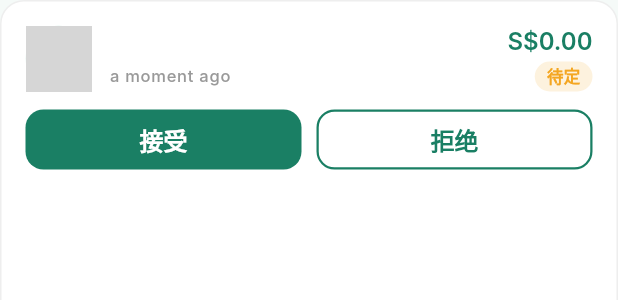
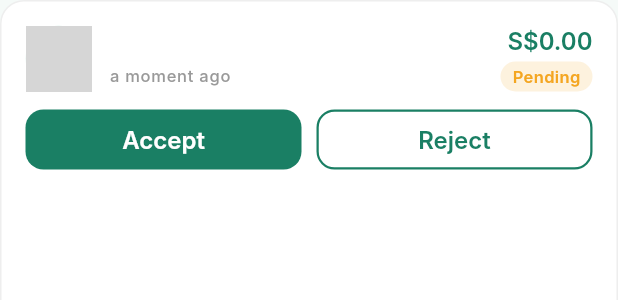
Before and after one commit to dingming1994/neighbourgo, a Flutter app: the _BidCard widget shown alone on an empty page, opened directly with empty values, on a phone screen of 412 x 824 dp. Shown: the top 300 px of the screen. Run offline on Flutter 3.47's test engine with Material 3 defaults, Android fonts, the phone set to English and light mode, and no system bars; our stand-ins replace cached_network_image, cloud_firestore, cloud_functions, firebase_auth, firebase_core, firebase_crashlytics and 9 more; missing offline and left inert: flutter_stripe; accounts and stored records are empty; generated files the repository leaves out were written again; network calls fail; Roboto replaces fonts that are missing (Inter); grey boxes are pictures that could not be loaded.

Commit message:
fix: [US-013,US-014] - replace Chinese text with English in bid_list_section
Bid list was showing Chinese strings for error messages, empty state,
bid count header, Accept/Reject buttons, and status badges. Replaced all
with English strings appropriate for a Singapore English app.

Co-Authored-By: Claude Sonnet 4.6 <noreply@anthropic.com>

```diff
--- a/lib/features/bids/presentation/widgets/bid_list_section.dart
+++ b/lib/features/bids/presentation/widgets/bid_list_section.dart
@@ -33,7 +33,7 @@ class BidListSection extends ConsumerWidget {
         padding: EdgeInsets.all(32),
         child: Center(child: CircularProgressIndicator()),
       ),
-      error: (e, _) => Center(child: Text('加载失败: $e')),
+      error: (e, _) => Center(child: Text('Failed to load bids: $e')),
       data: (bids) {
         if (bids.isEmpty) {
           return const Padding(
@@ -44,7 +44,7 @@ class BidListSection extends ConsumerWidget {
                   Icon(Icons.inbox_outlined,
                       size: 48, color: AppColors.textHint),
                   SizedBox(height: 12),
-                  Text('暂无报价',
+                  Text('No bids yet',
                       style: TextStyle(color: AppColors.textHint)),
                 ],
               ),
@@ -58,7 +58,7 @@ class BidListSection extends ConsumerWidget {
             Padding(
               padding: const EdgeInsets.only(bottom: 12),
               child: Text(
-                '收到报价 (${bids.length})',
+                'Bids received (${bids.length})',
                 style: Theme.of(context).textTheme.titleLarge,
               ),
             ),
@@ -131,7 +131,7 @@ class _BidCardState extends ConsumerState<_BidCard> {
       if (mounted) {
         ScaffoldMessenger.of(context).showSnackBar(
           SnackBar(
-            content: Text('操作失败: $e'),
+            content: Text('Failed to reject bid: $e'),
             backgroundColor: AppColors.error,
           ),
         );
@@ -233,7 +233,7 @@ class _BidCardState extends ConsumerState<_BidCard> {
               children: [
                 Expanded(
                   child: AppButton(
-                    label:     '接受',
+                    label:     'Accept',
                     isLoading: _isAccepting,
                     onPressed: _isRejecting ? null : _accept,
                     height:    40,
@@ -242,7 +242,7 @@ class _BidCardState extends ConsumerState<_BidCard> {
                 const SizedBox(width: 10),
                 Expanded(
                   child: AppButton(
-                    label:      '拒绝',
+                    label:      'Reject',
                     isLoading:  _isRejecting,
                     isOutlined: true,
                     onPressed:  _isAccepting ? null : _reject,
@@ -263,7 +263,7 @@ class _BidCardState extends ConsumerState<_BidCard> {
                       size: 16, color: AppColors.success),
                   SizedBox(width: 4),
                   Text(
-                    '已接受',
+                    'Accepted',
                     style: TextStyle(
                       color:      AppColors.success,
                       fontWeight: FontWeight.w600,
@@ -293,13 +293,13 @@ class _StatusBadge extends StatelessWidget {
     switch (status) {
       case BidStatus.pending:
         color = AppColors.warning;
-        label = '待定';
+        label = 'Pending';
       case BidStatus.accepted:
         color = AppColors.success;
-        label = '已接受';
+        label = 'Accepted';
       case BidStatus.rejected:
         color = AppColors.textHint;
-        label = '已拒绝';
+        label = 'Rejected';
     }
 
     return Container(
```
